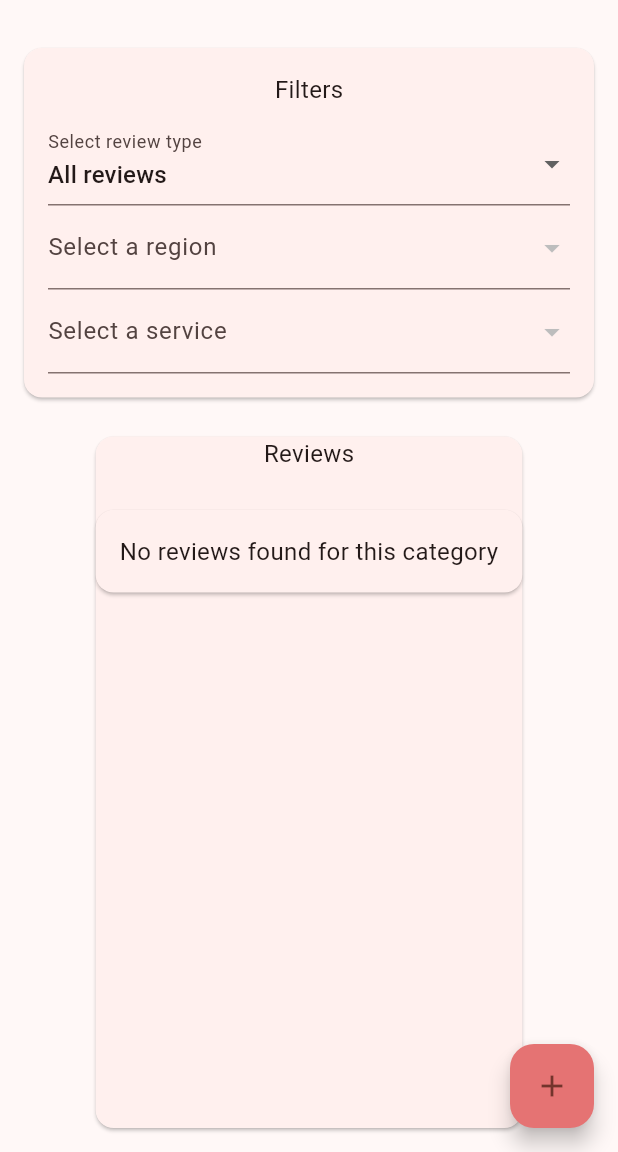
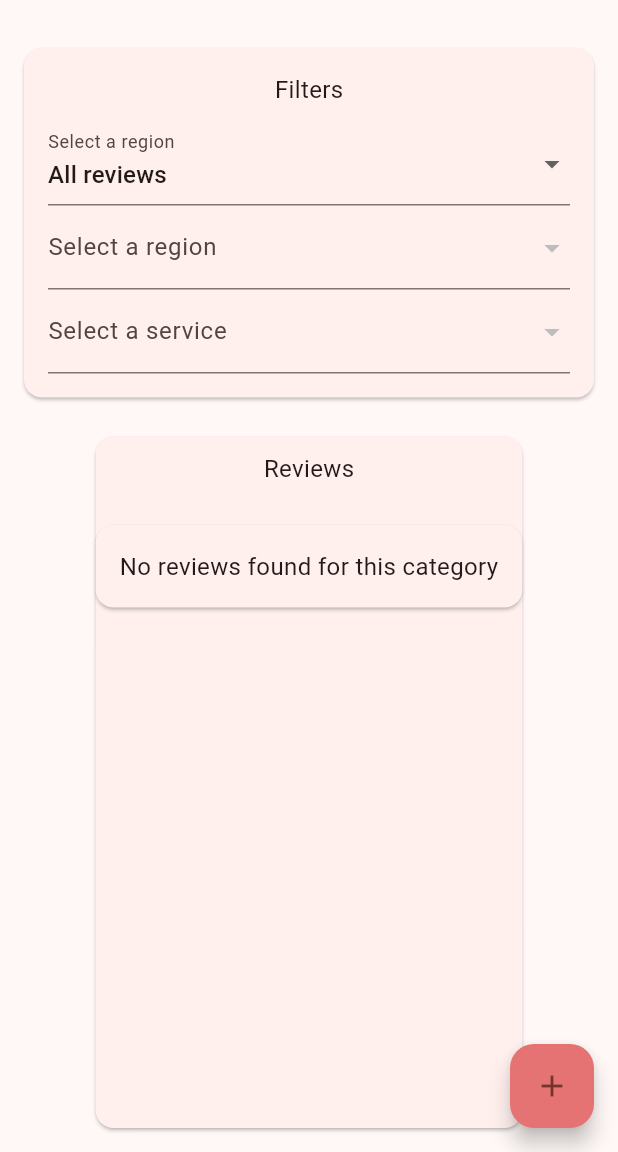
Before and after one commit to Meghshanth/296A, a Flutter app: the Review screen opened directly, on a phone screen of 412 x 824 dp, the part 84-1236 px from its top. Run offline on Flutter 3.47's test engine with Material 2 defaults, Android fonts, the phone set to English and light mode, and no system bars; our stand-ins replace cloud_firestore, firebase_auth, firebase_core; accounts and stored records are empty.

Commit message:
clean up

```diff
--- a/pfsi/lib/reviewPages/review.dart
+++ b/pfsi/lib/reviewPages/review.dart
@@ -81,6 +81,7 @@ class _ReviewPageState extends State<Review> with TickerProviderStateMixin {
     String? uuid = user?.uid;
 
     Stream<QuerySnapshot>? _fetchData() {
+      print("@here");
       Query query = _firestore
           .collection('review_list')
           .orderBy('dateTimestamp', descending: true);
@@ -94,7 +95,6 @@ class _ReviewPageState extends State<Review> with TickerProviderStateMixin {
       if (_selectedReviewType == 'Your reviews') {
         query = query.where('userid', isEqualTo: uuid);
       }
-      print(query.parameters);
       // return query.snapshots();
       return query.snapshots().handleError((error) {
         // Handle the error here
@@ -158,33 +158,25 @@ class _ReviewPageState extends State<Review> with TickerProviderStateMixin {
                           SizedBox(
                             height: 10.0,
                           ),
-                          ValueListenableBuilder<String>(
-                            valueListenable: _selectedReviewTypeNotifier,
-                            builder: (context, value, child) {
-                              return DropdownButtonFormField<String>(
-                                decoration: InputDecoration(
-                                  labelText: 'Select review type',
-                                ),
-                                value: value,
-                                onChanged: (String? newValue) {
-                                  setState(() {
-                                    _selectedReviewType = newValue!;
-                                  });
-                                  _selectedReviewTypeNotifier.value = newValue!;
-                                },
+                          DropdownButtonFormField<String>(
+                            value: _selectedReviewType,
                             items: <String>[
                               'All reviews',
                               'Your reviews',
-                                ].map<DropdownMenuItem<String>>(
-                                  (String value) {
+                            ].map((option) {
                               return DropdownMenuItem<String>(
-                                      value: value,
-                                      child: Text(value),
+                                value: option,
+                                child: Text(option),
                               );
+                            }).toList(),
+                            onChanged: (value) {
+                              setState(() {
+                                _selectedReviewType = value!;
+                              });
                             },
-                                ).toList(),
-                              );
-                            },
+                            decoration: InputDecoration(
+                              labelText: 'Select a region',
+                            ),
                           ),
                           DropdownButtonFormField<String>(
                             value: selectedRegion,
@@ -228,14 +220,19 @@ class _ReviewPageState extends State<Review> with TickerProviderStateMixin {
               child: Card(
                   margin: EdgeInsets.only(top: 16),
                   child: Column(
-                    children: [  Text(
+                    children: [
+                      SizedBox(
+                        height: 10.0,
+                      ),
+                      Text(
                         'Reviews',
                         style: TextStyle(fontSize: 16),
                       ),
                       SizedBox(
                         height: 10.0,
                       ),
-                          Flexible( child: ValueListenableBuilder<String>(
+                      Flexible(
+                          child: ValueListenableBuilder<String>(
                         valueListenable: _selectedReviewTypeNotifier,
                         builder: (context, selectedOption, child) {
                           return StreamBuilder<QuerySnapshot>(
```
Lines whose indentation alone changed are shown as unchanged.
